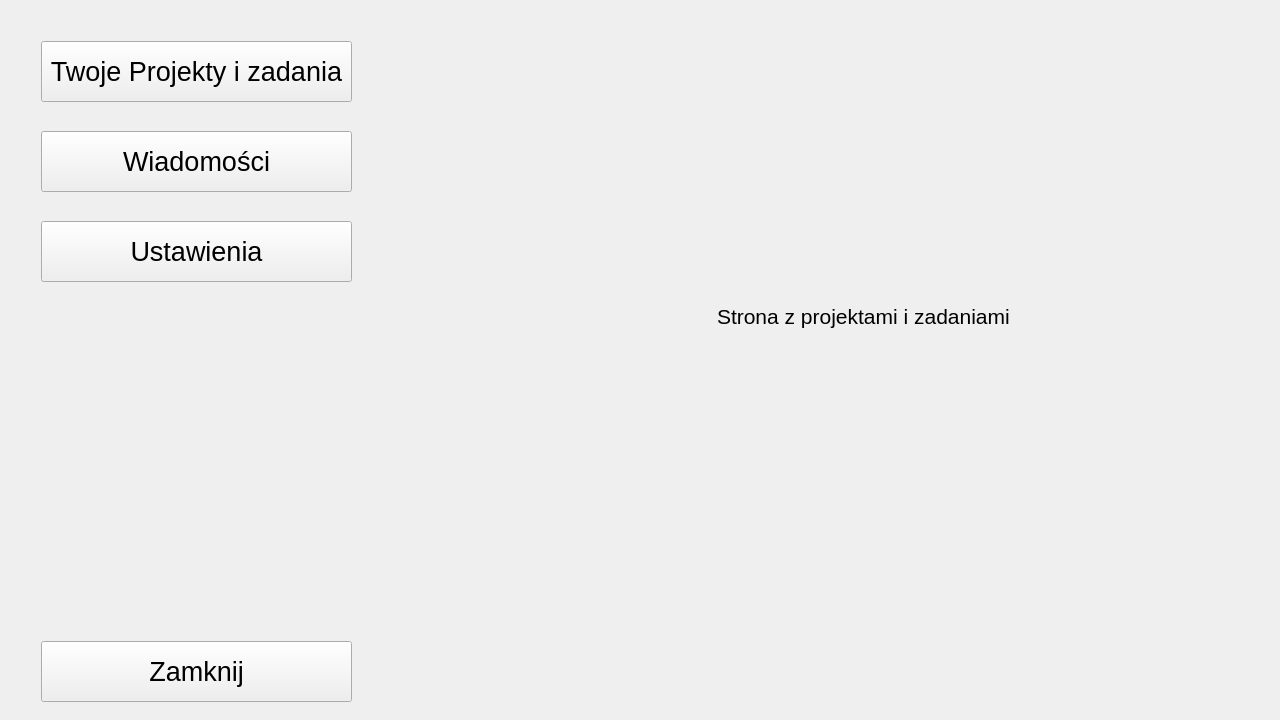
Old version of the form project_managment/project_managment/project_managment.ui in the repository Sleyn2/IO_projectmanagement.
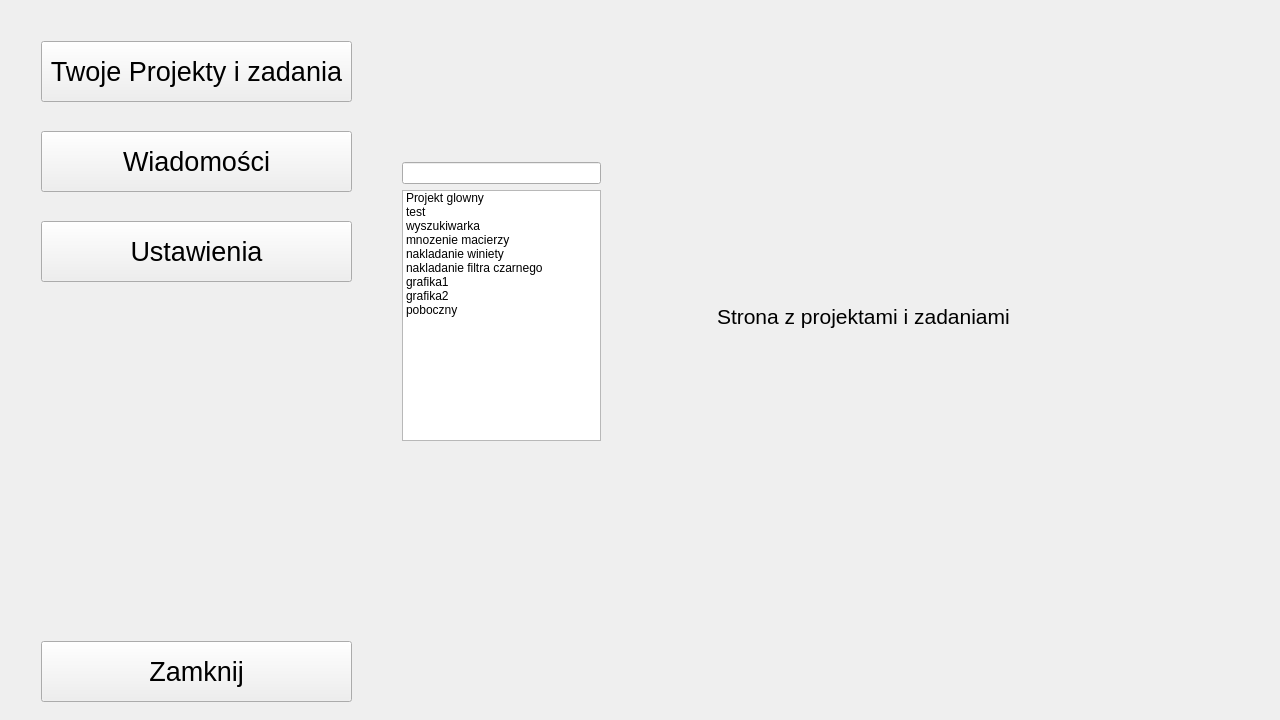
New version of the form. The open tabs and pages were chosen to show the change.

Commit message: Dodanie zmian z wyszukiwarką projektów - nie działa wyszukiwanie

The edit to the form file:
```diff
--- a/project_managment/project_managment/project_managment.ui
+++ b/project_managment/project_managment/project_managment.ui
@@ -130,6 +130,70 @@
           <height>721</height>
          </rect>
         </property>
+        <widget class="QWidget" name="">
+         <property name="geometry">
+          <rect>
+           <x>10</x>
+           <y>140</y>
+           <width>221</width>
+           <height>301</height>
+          </rect>
+         </property>
+         <layout class="QVBoxLayout" name="verticalLayout">
+          <item>
+           <widget class="QLineEdit" name="lineEdit_search"/>
+          </item>
+          <item>
+           <widget class="QListWidget" name="ProjectList">
+            <item>
+             <property name="text">
+              <string>Projekt glowny</string>
+             </property>
+            </item>
+            <item>
+             <property name="text">
+              <string>test</string>
+             </property>
+            </item>
+            <item>
+             <property name="text">
+              <string>wyszukiwarka</string>
+             </property>
+            </item>
+            <item>
+             <property name="text">
+              <string>mnozenie macierzy</string>
+             </property>
+            </item>
+            <item>
+             <property name="text">
+              <string>nakladanie winiety</string>
+             </property>
+            </item>
+            <item>
+             <property name="text">
+              <string>nakladanie filtra czarnego</string>
+             </property>
+            </item>
+            <item>
+             <property name="text">
+              <string>grafika1</string>
+             </property>
+            </item>
+            <item>
+             <property name="text">
+              <string>grafika2</string>
+             </property>
+            </item>
+            <item>
+             <property name="text">
+              <string>poboczny</string>
+             </property>
+            </item>
+           </widget>
+          </item>
+         </layout>
+        </widget>
        </widget>
        <widget class="QLabel" name="label">
         <property name="geometry">
```
Left out of the diff: 18 changed lines with no effect on the pictures. The commit also changes 2 other files.
